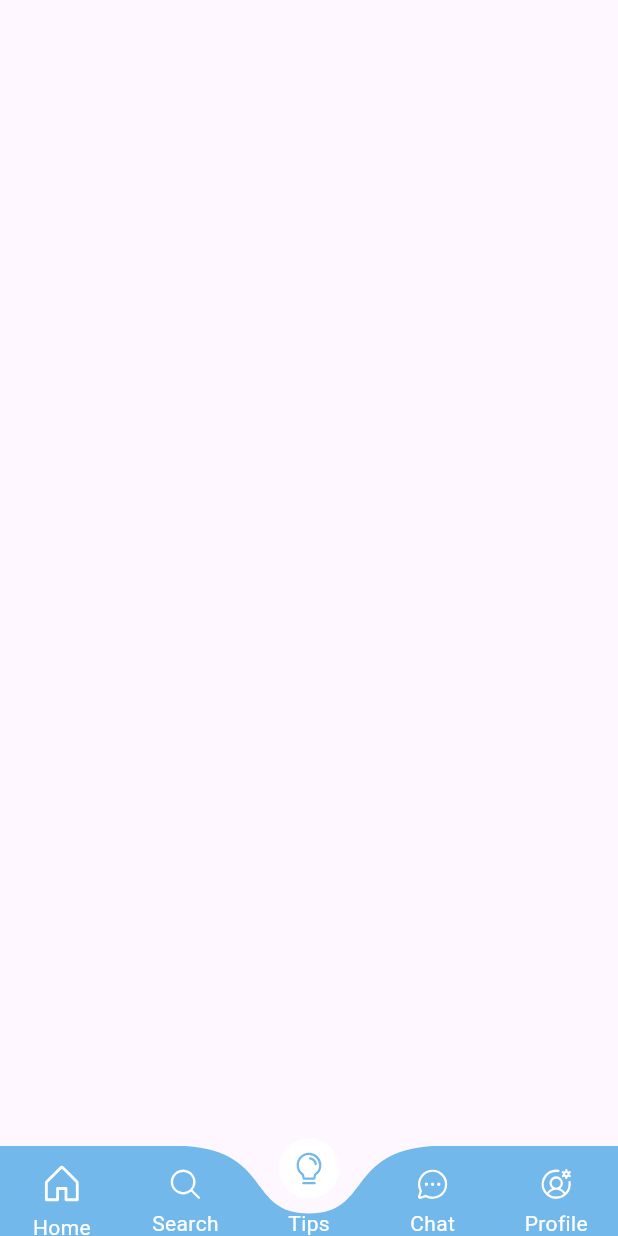
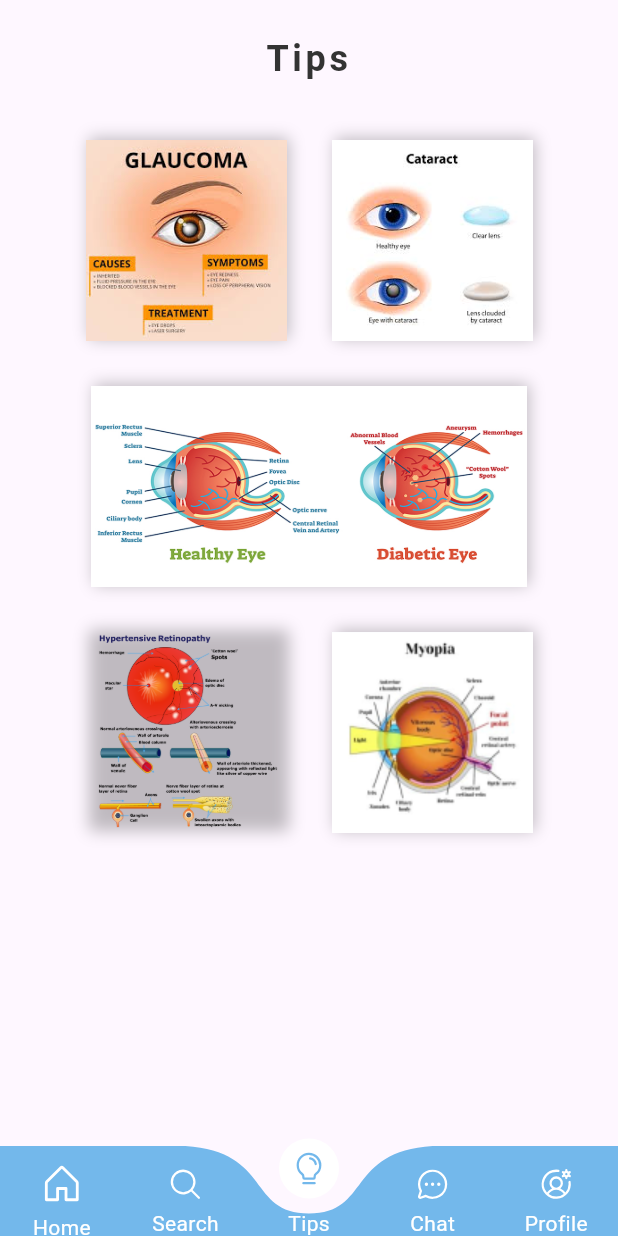
Before and after one commit to nada-elmetwaly/eye_scan, a Flutter app: the screen it shows after launch, item 3 of the bottom bar chosen, on a phone screen of 412 x 824 dp. Run offline on Flutter 3.47's test engine with Material 3 defaults, Android fonts, the phone set to English and light mode, and no system bars; drawn by our look-alikes of curved_labeled_navigation_bar; our stand-ins replace flutter_rating_bar, phosphor_flutter; Roboto replaces fonts that are missing (Baloo Bhai 2); project files that could hold a hidden picture were left out.

Commit message:
create tips page

```diff
--- /dev/null
+++ b/lib/components/tip_component.dart
@@ -0,0 +1,30 @@
+import 'package:flutter/cupertino.dart';
+
+class TipComponent extends StatelessWidget {
+  const TipComponent({super.key, required this.img, required this.width, required this.height});
+  final String img;
+  final double width;
+  final double height;
+
+  @override
+  Widget build(BuildContext context) {
+    return  Container(
+        width:width,
+        height: height,
+        decoration: BoxDecoration(
+          image: DecorationImage(
+            image: AssetImage(img),
+            fit: BoxFit.fill,
+          ),
+          boxShadow: [
+            BoxShadow(
+              color: Color(0x3F000000),
+              blurRadius: 8,
+              offset: Offset(2, -1),
+              spreadRadius: 0,
+            )
+          ],
+        )
+    );
+  }
+}
--- a/lib/screens/tips_screen.dart
+++ b/lib/screens/tips_screen.dart
@@ -1,10 +1,59 @@
 import 'package:flutter/material.dart';
+
+import '../components/tip_component.dart';
+import '../tps_screens/contract_screen.dart';
+import '../tps_screens/glacuma_screen.dart';
 
 class tipsScreen extends StatelessWidget {
   const tipsScreen({super.key});
 
   @override
   Widget build(BuildContext context) {
-    return Scaffold();
-  }
+    return Scaffold(
+      body: SafeArea(child: Column(
+        children: [
+          Padding(
+            padding: const EdgeInsets.only(top: 25,bottom: 40),
+            child: Center(
+              child: Text(
+                'Tips',
+                textAlign: TextAlign.center,
+                style: TextStyle(
+                  color: Color(0xFF333333),
+                  fontSize: 24,
+                  fontFamily: 'Baloo Bhai 2',
+                  fontWeight: FontWeight.w700,
+                  height: 0,
+                  letterSpacing: 2.40,
+                ),
+              ),
+            ),
+          ),
+
+          Row(
+            mainAxisAlignment: MainAxisAlignment.center,
+            children: [
+              GestureDetector(
+                onTap: (){ Navigator.push(context, MaterialPageRoute(builder: (context)=>GlacumaScreen()));},
+                  child: TipComponent(img: 'assetes/glaucoma.png',width: 134,height: 134,)),
+              SizedBox(width: 30,),
+              GestureDetector(
+                  onTap: (){ Navigator.push(context, MaterialPageRoute(builder: (context)=>ContractScreen()));},
+                  child: TipComponent(img: 'assetes/lence.png',width: 134,height: 134,)),
+            ],
+      ),
+          SizedBox(height: 30,),
+          TipComponent(img: 'assetes/twodiabet.jpg',width: 291,height: 134,),
+          SizedBox(height: 30,),
+          Row(
+            mainAxisAlignment: MainAxisAlignment.center,
+            children: [
+              TipComponent(img: 'assetes/anatomy.png',width: 134,height: 134,),
+              SizedBox(width: 30,),
+              TipComponent(img: 'assetes/mayob.png',width: 134,height: 134,),
+            ],
+          ),
+        ]),
+    )
+    );}
 }
```
Also changed, not shown: lib/components/tip_info.dart (added, +39 -0 lines), lib/tps_screens/contract_screen.dart (added, +68 -0 lines), lib/tps_screens/glacuma_screen.dart (added, +77 -0 lines), assetes/anat.jpg (added), assetes/anatomy.png (added), assetes/glaucoma.png (added), assetes/lence.png (added), assetes/mayob.png (added), assetes/twodiabet.jpg (added).
